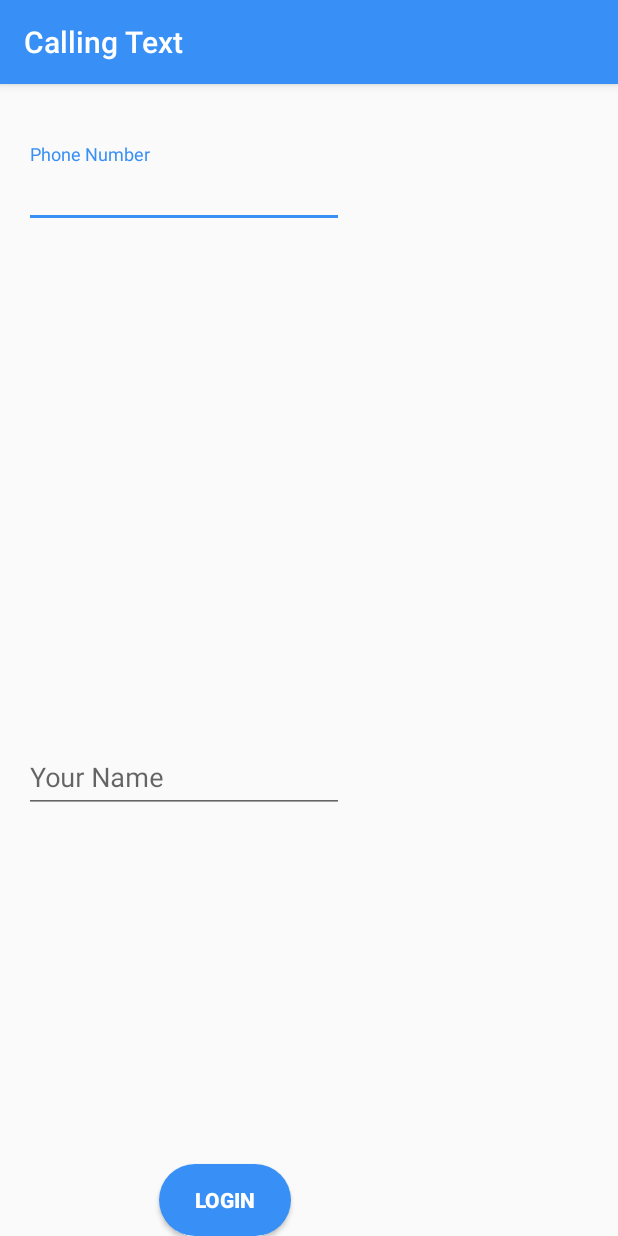
After one commit to mdg-iitr-archive/Calling-Text, an Android app: the LoginActivity screen opened directly, with no data from a screen before it, on a phone screen of 412 x 824 dp. The commit adds this screen. Run offline under Robolectric (Android 15) with nearby library versions, the phone set to English and light mode, and no system bars.

Commit message:
Added basic login using shared preferences and session

```diff
--- a/app/src/main/java/com/sdsmdg/pulkit/callingtext/DataBaseHandler.java
+++ b/app/src/main/java/com/sdsmdg/pulkit/callingtext/DataBaseHandler.java
@@ -31,7 +31,7 @@ public class DataBaseHandler extends SQLiteOpenHelper{
     private static final String PASSWORD = "password";
     private static DataBaseHandler instance = null;
 
-    private DataBaseHandler(Context context) {
+    DataBaseHandler(Context context) {
         super(context, DATABASE_NAME, null, DATABASE_VERSION);
     }
 
--- /dev/null
+++ b/app/src/main/java/com/sdsmdg/pulkit/callingtext/LoginActivity.java
@@ -0,0 +1,63 @@
+package com.sdsmdg.pulkit.callingtext;
+
+import android.content.Intent;
+import android.os.Bundle;
+import android.support.v7.app.AlertDialog;
+import android.support.v7.app.AppCompatActivity;
+import android.view.View;
+import android.widget.Button;
+import android.widget.EditText;
+import android.widget.Toast;
+
+public class LoginActivity extends AppCompatActivity {
+    private String userName;
+    private String userNumber;
+    EditText nameEditText;
+    EditText passwordEditText;
+    DataBaseHandler dbHandler;
+    SessionManager session;
+
+
+    @Override
+    protected void onCreate(Bundle savedInstanceState) {
+        super.onCreate(savedInstanceState);
+        setContentView(R.layout.activity_login);
+        session = new SessionManager(getApplicationContext());
+        nameEditText = (EditText) findViewById(R.id.userName);
+        passwordEditText = (EditText) findViewById(R.id.userPhoneNumber);
+
+        Toast.makeText(this, "User Login Status :" + session.isLoggedIn(), Toast.LENGTH_SHORT).show();
+        Button loginButton = (Button) findViewById(R.id.loginButton);
+        loginButton.setOnClickListener(new View.OnClickListener() {
+            @Override
+            public void onClick(View view) {
+                setUser();
+                Intent intent = new Intent(LoginActivity.this, BaseActivity.class);
+                startActivity(intent);
+
+            }
+        });
+
+
+    }
+
+    private void setUser() {
+        //get username and usernumber from editText
+        userName = nameEditText.getText().toString();
+        userNumber = passwordEditText.getText().toString();
+        if (userName.trim().length() > 0 && userNumber.trim().length() > 0) {
+
+            //creating user login session
+            session.createLoginSession(userName,userNumber);
+            //adding user to the database
+            dbHandler = DataBaseHandler.getInstance(this);
+            dbHandler.addUser(userName, userNumber);
+        }
+        else
+            Toast.makeText(this, "Login failed due to empty fields", Toast.LENGTH_SHORT).show();
+
+
+    }
+
+
+}
--- a/app/src/main/java/com/sdsmdg/pulkit/callingtext/NewFragment.java
+++ b/app/src/main/java/com/sdsmdg/pulkit/callingtext/NewFragment.java
@@ -2,10 +2,12 @@ package com.sdsmdg.pulkit.callingtext;
 
 import android.content.Context;
 import android.content.Intent;
+import android.database.Cursor;
 import android.net.ConnectivityManager;
 import android.net.NetworkInfo;
 import android.net.Uri;
 import android.os.Bundle;
+import android.provider.ContactsContract;
 import android.support.v4.app.Fragment;
 import android.util.Log;
 import android.view.LayoutInflater;
@@ -19,6 +21,8 @@ import android.widget.FrameLayout;
 import android.widget.RelativeLayout;
 import android.widget.TextView;
 import android.widget.Toast;
+
+import java.util.Date;
 
 import pl.droidsonroids.gif.GifImageView;
 
--- /dev/null
+++ b/app/src/main/java/com/sdsmdg/pulkit/callingtext/SessionManager.java
@@ -0,0 +1,122 @@
+package com.sdsmdg.pulkit.callingtext;
+
+import android.content.Context;
+import android.content.Intent;
+import android.content.SharedPreferences;
+
+import java.util.HashMap;
+
+/**
+ * Created by samagra on 11-03-2017.
+ */
+
+public class SessionManager {
+    //SharedPreferences
+    SharedPreferences preferences;
+    //Editor for shared preferences
+    SharedPreferences.Editor editor;
+    //Context
+    Context _context;
+    //Shared pref mode
+    int PRIVATE_MODE = 0;
+    //Sharedpref filename
+    // Sharedpref file name
+    private static final String PREF_NAME = "UserPref";
+
+    // All Shared Preferences Keys
+    private static final String IS_LOGIN = "IsLoggedIn";
+
+    // User name (make variable public to access from outside)
+    public static final String KEY_NAME = "name";
+
+    // Email address (make variable public to access from outside)
+    public static final String KEY_NUMBER = "number";
+    //constructor
+    public SessionManager(Context context){
+        this._context = context;
+        preferences = _context.getSharedPreferences(PREF_NAME,PRIVATE_MODE);
+        editor = preferences.edit();
+    }
+
+    /**
+     * create login session
+     */
+    public void createLoginSession(String userName, String userNumber){
+        //Storing login value as true
+        editor.putBoolean(IS_LOGIN,true);
+
+        //storing name in pref
+        editor.putString(KEY_NAME,userName);
+
+        //storing nmber in pref
+        editor.putString(KEY_NUMBER,userNumber);
+
+        //commit changer
+        editor.commit();
+
+
+    }
+
+    /**
+     * get stored session data
+     */
+
+    public HashMap<String,String> getUserDetails(){
+        HashMap<String, String> user = new HashMap<String, String>();
+        // user name
+        user.put(KEY_NAME, preferences.getString(KEY_NAME, null));
+
+        // user email id
+        user.put(KEY_NUMBER, preferences.getString(KEY_NUMBER, null));
+
+        // return user
+        return user;
+    }
+    /**
+     * checkLogin method will check if the user is logged in or not
+     * and then redirect the user to login activity
+     * else wont do anything
+     */
+    public void checkLogIn(){
+        // Check login status
+        if(!this.isLoggedIn()){
+            // user is not logged in redirect him to Login Activity
+            Intent i = new Intent(_context, LoginActivity.class);
+            // Closing all the Activities
+            i.addFlags(Intent.FLAG_ACTIVITY_CLEAR_TOP);
+
+            // Add new Flag to start new Activity
+            i.setFlags(Intent.FLAG_ACTIVITY_NEW_TASK);
+
+            // Staring Login Activity
+            _context.startActivity(i);
+        }
+    }
+    /**
+     * clear session details to logout the user
+     * this method can be called whenever we wish to logout the user
+     */
+
+    public void logoutUser(){
+        //clearing all data from shared preferences
+        editor.clear();
+        editor.commit();
+        //after logging out the user must be directed to the login activity
+        Intent intent = new Intent(_context,LoginActivity.class);
+        //after this close all the running activities and background services
+        intent.addFlags(Intent.FLAG_ACTIVITY_CLEAR_TOP);
+        //add new flag to start new activity
+        intent.addFlags(Intent.FLAG_ACTIVITY_NEW_TASK);
+        //starting login activity
+        _context.startActivity(intent);
+    }
+
+    /**
+     * Quick check for login
+     * **/
+    // Get Login State
+    public boolean isLoggedIn(){
+        return preferences.getBoolean(IS_LOGIN, false);
+    }
+
+}
--- a/app/src/main/java/com/sdsmdg/pulkit/callingtext/Splashactivity.java
+++ b/app/src/main/java/com/sdsmdg/pulkit/callingtext/Splashactivity.java
@@ -32,7 +32,8 @@ public class Splashactivity extends AppCompatActivity {
                         @Override
                         public void run() {
                             // your code here
-                            Intent i = new Intent(Splashactivity.this, BaseActivity.class);
+                           Intent i = new Intent(Splashactivity.this, BaseActivity.class);
+
                             startActivity(i);
                             finish();
                         }
--- /dev/null
+++ b/app/src/main/res/layout/activity_login.xml
@@ -0,0 +1,74 @@
+<?xml version="1.0" encoding="utf-8"?>
+<LinearLayout xmlns:android="http://schemas.android.com/apk/res/android"
+    xmlns:tools="http://schemas.android.com/tools"
+    android:layout_width="match_parent"
+    android:layout_height="match_parent"
+    android:orientation="vertical"
+    tools:context="com.sdsmdg.pulkit.callingtext.LoginActivity">
+
+
+    <android.support.design.widget.TextInputLayout
+        android:id="@+id/input_layout_name"
+        android:layout_width="match_parent"
+        android:layout_height="0dp"
+        android:layout_marginTop="40dp"
+        android:layout_weight="1"
+        android:paddingLeft="@dimen/activity_horizontal_margin"
+        android:paddingRight="@dimen/activity_horizontal_margin">
+
+        <EditText
+            android:id="@+id/userPhoneNumber"
+            android:layout_width="wrap_content"
+            android:layout_height="wrap_content"
+            android:layout_alignBottom="@+id/imageView3"
+            android:layout_alignParentLeft="true"
+            android:layout_alignParentStart="true"
+            android:layout_marginBottom="52dp"
+            android:ems="10"
+            android:hint="Phone Number"
+            android:inputType="phone"
+            android:textColorHint="@color/colorPrimary" />
+
+    </android.support.design.widget.TextInputLayout>
+
+    <android.support.design.widget.TextInputLayout
+        android:id="@+id/input_layout_user_name"
+        android:layout_width="match_parent"
+        android:layout_height="0dp"
+        android:layout_marginTop="100dp"
+        android:layout_weight="1"
+        android:paddingLeft="@dimen/activity_horizontal_margin"
+        android:paddingRight="@dimen/activity_horizontal_margin">
+
+        <EditText
+            android:id="@+id/userName"
+            android:layout_width="wrap_content"
+            android:layout_height="wrap_content"
+            android:layout_alignParentLeft="true"
+            android:layout_alignParentStart="true"
+            android:layout_below="@+id/imageView3"
+            android:ems="10"
+            android:hint="Your Name"
+            android:inputType="textPersonName"
+            android:textColorHint="@color/colorPrimary" />
+    </android.support.design.widget.TextInputLayout>
+
+    <Button
+        android:id="@+id/loginButton"
+        android:layout_width="wrap_content"
+        android:layout_height="wrap_content"
+        android:layout_below="@+id/input_layout_password2"
+        android:layout_gravity="center_horizontal"
+        android:layout_marginEnd="56dp"
+        android:layout_marginRight="56dp"
+        android:layout_toLeftOf="@+id/imageView3"
+        android:layout_toStartOf="@+id/imageView3"
+        android:background="@drawable/styles1"
+        android:paddingLeft="@dimen/activity_horizontal_margin"
+        android:paddingRight="@dimen/activity_horizontal_margin"
+        android:text="Login"
+        android:textColor="#ffffff"
+        android:textStyle="bold" />
+
+
+</LinearLayout>
--- a/app/src/main/res/layout/new_fragment.xml
+++ b/app/src/main/res/layout/new_fragment.xml
@@ -72,7 +72,7 @@
     </FrameLayout>
 
     <Button
-        android:text="CALL"
+        android:text="Login"
         android:textStyle="bold"
         android:textColor="#ffffff"
         android:layout_width="wrap_content"
--- a/build.gradle
+++ b/build.gradle
@@ -5,7 +5,7 @@ buildscript {
         jcenter()
     }
     dependencies {
-        classpath 'com.android.tools.build:gradle:2.1.0'
+        classpath 'com.android.tools.build:gradle:2.3.0'
         // NOTE: Do not place your application dependencies here; they belong
         // in the individual module build.gradle files
         classpath 'com.google.gms:google-services:3.0.0'
```
Also changed, not shown: app/build.gradle (+4 -3 lines), app/src/main/AndroidManifest.xml (+6 -11 lines), app/src/main/java/com/sdsmdg/pulkit/callingtext/BackgroundService.java (+1 -9 lines), app/src/main/java/com/sdsmdg/pulkit/callingtext/BaseActivity.java (+35 -21 lines), gradle/wrapper/gradle-wrapper.properties.
